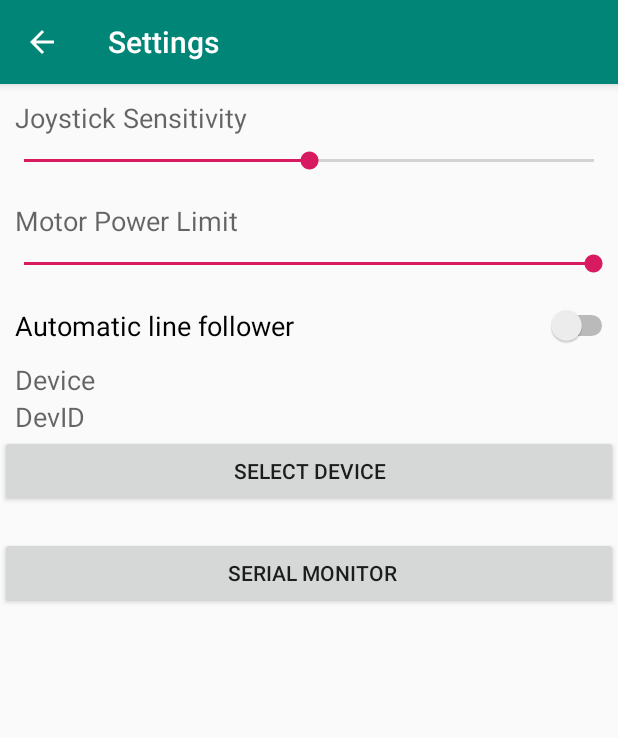
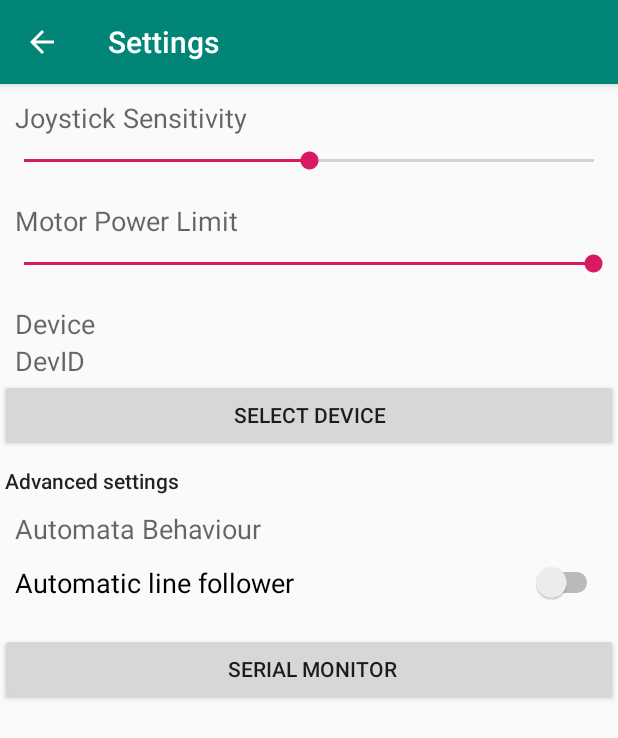
Before and after one commit to VideoMem/Remote-Joystick, an Android app: the SettingsView screen opened directly, with no data from a screen before it, on a phone screen of 412 x 824 dp. Shown: the top 738 px of the screen. Run offline under Robolectric (Android 15) with nearby library versions, the phone set to English and light mode, and no system bars; our stand-ins replace androidx.preference.

Commit message:
Settings Activity

```diff
--- a/app/src/main/res/layout/settings_activity.xml
+++ b/app/src/main/res/layout/settings_activity.xml
@@ -46,15 +46,6 @@
                 android:max="255"
                 android:progress="255" />
 
-            <Switch
-                android:id="@+id/autoauto"
-                android:layout_width="match_parent"
-                android:layout_height="wrap_content"
-                android:layout_marginLeft="10dp"
-                android:layout_marginTop="10dp"
-                android:text="Automatic line follower"
-                android:textAppearance="@style/TextAppearance.AppCompat.Medium" />
-
             <TextView
                 android:id="@+id/textView4"
                 android:layout_width="match_parent"
@@ -79,6 +70,34 @@
                 android:layout_height="wrap_content"
                 android:text="Select Device" />
 
+            <TextView
+                android:id="@+id/textView7"
+                android:layout_width="match_parent"
+                android:layout_height="wrap_content"
+                android:layout_marginLeft="5px"
+                android:layout_marginTop="10dp"
+                android:text="Advanced settings"
+                android:textAppearance="@style/TextAppearance.AppCompat.Body2" />
+
+            <TextView
+                android:id="@+id/textView6"
+                android:layout_width="match_parent"
+                android:layout_height="wrap_content"
+                android:layout_marginLeft="10dp"
+                android:layout_marginTop="10dp"
+                android:text="Automata Behaviour"
+                android:textAppearance="@style/TextAppearance.AppCompat.Medium" />
+
+            <Switch
+                android:id="@+id/autoauto"
+                android:layout_width="match_parent"
+                android:layout_height="wrap_content"
+                android:layout_marginLeft="10dp"
+                android:layout_marginTop="10dp"
+                android:layout_marginRight="10dp"
+                android:text="Automatic line follower"
+                android:textAppearance="@style/TextAppearance.AppCompat.Medium" />
+
             <Button
                 android:id="@+id/sermon"
                 android:layout_width="match_parent"
```
